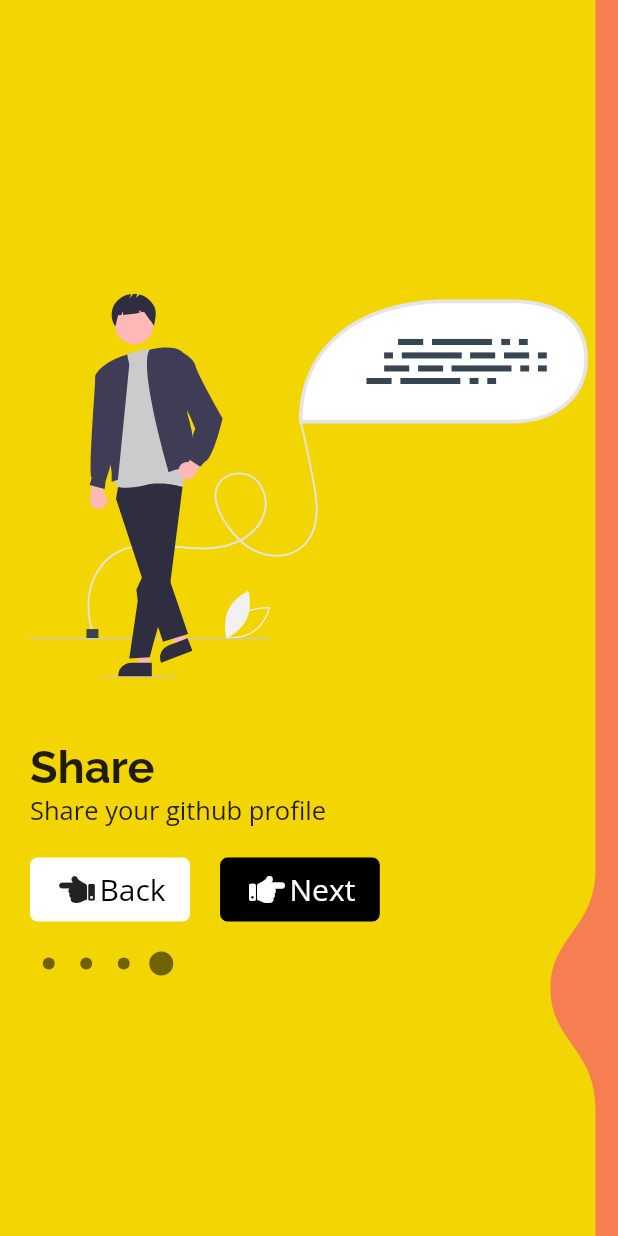
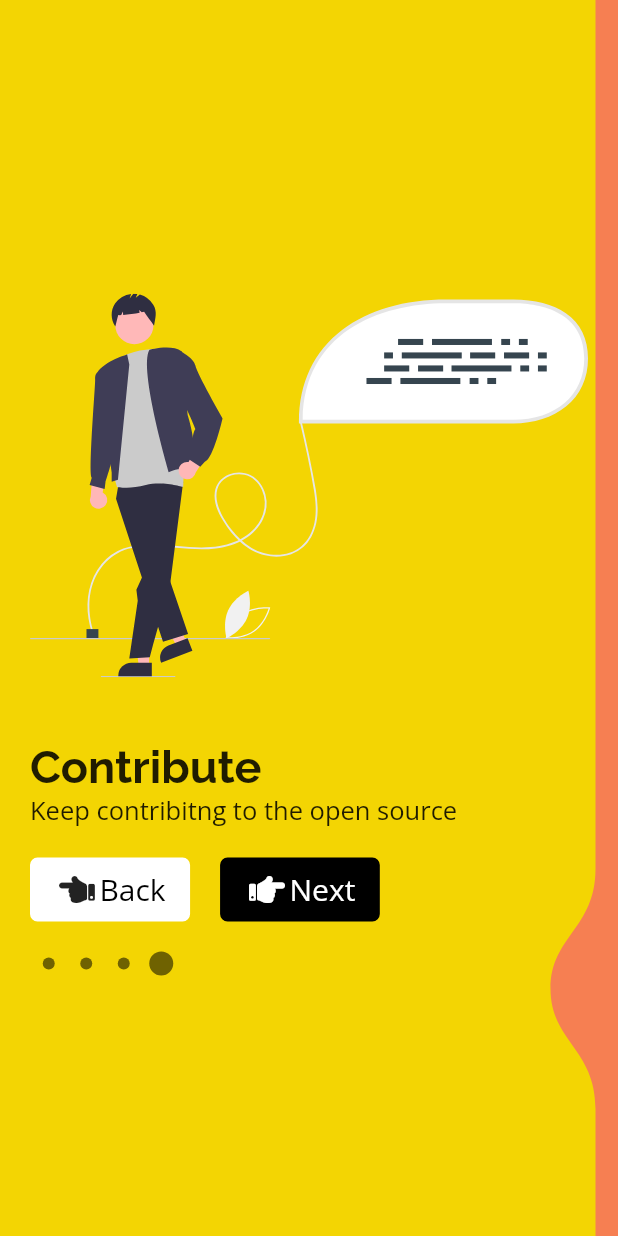
Before and after one commit to Shreyans13/Github-Profile-Finder, a Flutter app: the screen it shows after launch, swiped to page 4, on a phone screen of 412 x 824 dp. Run offline on Flutter 3.47's test engine with Material 2 defaults, Android fonts, the phone set to English and light mode, and no system bars; drawn by our look-alikes of liquid_swipe; our stand-ins replace flutter_svg, font_awesome_flutter, google_fonts, shared_preferences; missing offline and left inert: flutter_config.

Commit message:
changed/introScreen

```diff
--- a/lib/introScreens/screen4.dart
+++ b/lib/introScreens/screen4.dart
@@ -12,8 +12,8 @@ class Screen4 extends StatelessWidget {
   @override
   Widget build(BuildContext context) {
     return ScreenLayout(
-        tittle: "Share",
-        subTittle: "Share your github profile",
+        tittle: "Contribute",
+        subTittle: "Keep contribitng to the open source",
         image: "./assets/images/illustrations/source_code.svg",
         color: KDarkYellowColor,
         controller: controller);
```
